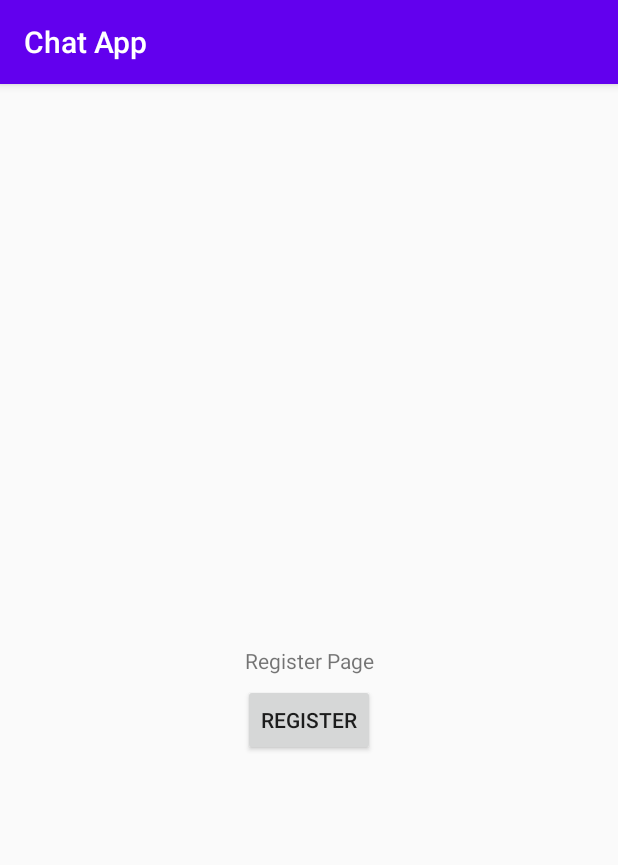
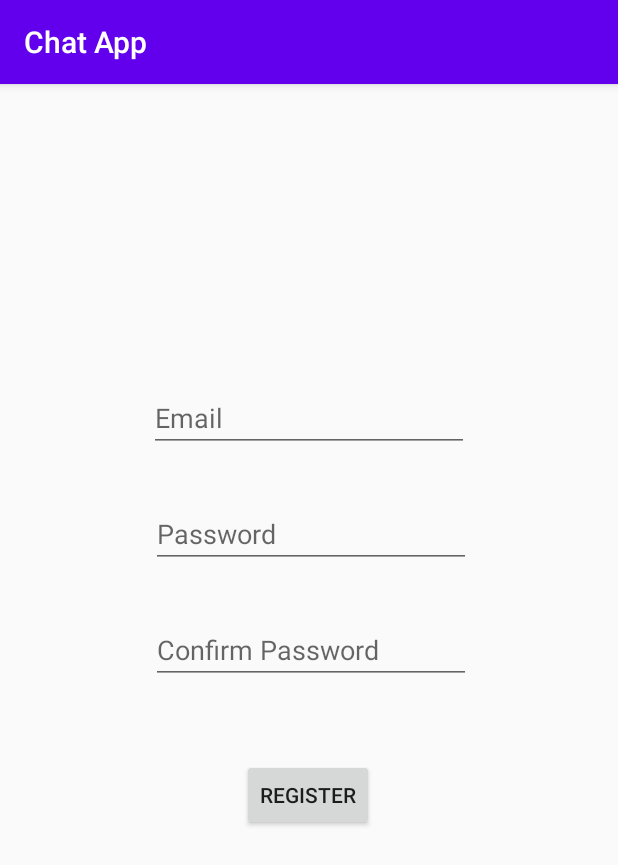
Before and after one commit to ajp54/Team-2-TCSS-450, an Android app: the RegisterFragment screen opened through its navigation route, on a phone screen of 412 x 824 dp. Shown: the top 865 px of the screen. Run offline under Robolectric (Android 15) with nearby library versions, the phone set to English and light mode, and no system bars.

```diff
--- a/app/build.gradle
+++ b/app/build.gradle
@@ -45,5 +45,8 @@ dependencies {
 
     apply plugin: "androidx.navigation.safeargs"
 
+    implementation project(path: ':CombinatorPattern')
+
+
 
 }
--- a/app/src/main/java/edu/uw/tcss450/chatapp/ui/home/register/RegisterFragment.java
+++ b/app/src/main/java/edu/uw/tcss450/chatapp/ui/home/register/RegisterFragment.java
@@ -13,6 +13,7 @@ import android.view.View;
 import android.view.ViewGroup;
 
 import edu.uw.tcss450.chatapp.databinding.FragmentRegisterBinding;
+import edu.uw.tcss450.combinatorpattern.util.PasswordValidator;
 
 
 /**
@@ -21,6 +22,14 @@ import edu.uw.tcss450.chatapp.databinding.FragmentRegisterBinding;
 public class RegisterFragment extends Fragment {
 
     private FragmentRegisterBinding binding;
+
+    private PasswordValidator mEmailValidator = PasswordValidator.checkPwdLength(2)
+            .and(PasswordValidator.checkExcludeWhiteSpace())
+            .and(PasswordValidator.checkPwdSpecialChar("@"));
+
+    // add more maybe later
+    private PasswordValidator mPasswordValidator = PasswordValidator.checkPwdLength(5)
+            .and(PasswordValidator.checkExcludeWhiteSpace());
 
 
     public RegisterFragment() {
@@ -46,8 +55,68 @@ public class RegisterFragment extends Fragment {
 
         // Add the OnClickListener to the register button
 
-        binding.buttonRegisterRegister.setOnClickListener(button -> Navigation.findNavController(getView())
-                .navigate(RegisterFragmentDirections.actionRegisterFragmentToLoginFragment()));
+        binding.buttonRegisterRegister.setOnClickListener(this::attemptRegister);
+
+//        binding.buttonRegisterRegister.setOnClickListener(button -> Navigation.findNavController(getView())
+//                .navigate(RegisterFragmentDirections.actionRegisterFragmentToLoginFragment()));
 
     }
+
+    private void attemptRegister(View view) {
+        mEmailValidator.processResult(
+                mEmailValidator.apply(binding.editEmailRegister.getText().toString().trim()),
+                this::validatePassword,
+                this::handleEmailError);
+    }
+
+
+    private void validatePassword() {
+        mPasswordValidator.processResult(
+                mPasswordValidator.apply(binding.editPassRegister.getText().toString()),
+                this::navigateToLogin,
+                this::handlePasswordError);
+    }
+
+    private void handlePasswordError(PasswordValidator.ValidationResult validationResult) {
+        String message = "Error";
+        switch (validationResult) {
+            case PWD_CLIENT_ERROR:
+                message = "Passwords must match";
+                break;
+            case PWD_INVALID_LENGTH:
+                message = "Password must include more than 5 characters";
+                break;
+            case PWD_INCLUDES_WHITESPACE:
+                message = "Password must not include whitespace";
+                break;
+            default:
+                // might need a case
+                break;
+        }
+        binding.editPassRegister.setError(message);
+    }
+
+    private void handleEmailError(PasswordValidator.ValidationResult validationResult) {
+        String message = "Error";
+        switch (validationResult) {
+            case PWD_INVALID_LENGTH:
+                message = "Email must include more than 2 characters";
+                break;
+            case PWD_INCLUDES_WHITESPACE:
+                message = "Email must not include whitespace";
+                break;
+            case PWD_MISSING_SPECIAL:
+                message = "Email must include '@'";
+                break;
+            default:
+                // might need a case
+                break;
+        }
+        binding.editEmailRegister.setError(message);
+    }
+
+    public void navigateToLogin() {
+        Navigation.findNavController(getView())
+                .navigate(RegisterFragmentDirections.actionRegisterFragmentToLoginFragment());
+    }
 }
--- a/app/src/main/res/layout/fragment_register.xml
+++ b/app/src/main/res/layout/fragment_register.xml
@@ -11,19 +11,53 @@
         android:id="@+id/button_register_register"
         android:layout_width="wrap_content"
         android:layout_height="wrap_content"
-        android:layout_marginTop="400dp"
+        android:layout_marginTop="50dp"
         android:text="Register"
+        app:layout_constraintEnd_toEndOf="parent"
+        app:layout_constraintHorizontal_bias="0.498"
+        app:layout_constraintStart_toStartOf="parent"
+        app:layout_constraintTop_toBottomOf="@+id/editPass2_register" />
+
+    <EditText
+        android:id="@+id/editEmail_register"
+        android:layout_width="wrap_content"
+        android:layout_height="wrap_content"
+        android:layout_marginStart="100dp"
+        android:layout_marginTop="200dp"
+        android:layout_marginEnd="100dp"
+        android:ems="10"
+        android:hint="Email"
+        android:inputType="textPersonName"
         app:layout_constraintEnd_toEndOf="parent"
         app:layout_constraintStart_toStartOf="parent"
         app:layout_constraintTop_toTopOf="parent" />
 
-    <TextView
-        android:id="@+id/textView_register_greeting"
+    <EditText
+        android:id="@+id/editPass_register"
         android:layout_width="wrap_content"
         android:layout_height="wrap_content"
-        android:text="Register Page"
-        app:layout_constraintBottom_toBottomOf="parent"
+        android:layout_marginStart="100dp"
+        android:layout_marginTop="32dp"
+        android:layout_marginEnd="98dp"
+        android:ems="10"
+        android:hint="Password"
+        android:inputType="textPersonName"
         app:layout_constraintEnd_toEndOf="parent"
         app:layout_constraintStart_toStartOf="parent"
-        app:layout_constraintTop_toTopOf="parent" />
+        app:layout_constraintTop_toBottomOf="@+id/editEmail_register" />
+
+    <EditText
+        android:id="@+id/editPass2_register"
+        android:layout_width="wrap_content"
+        android:layout_height="wrap_content"
+        android:layout_marginStart="100dp"
+        android:layout_marginTop="32dp"
+        android:layout_marginEnd="98dp"
+        android:ems="10"
+        android:hint="Confirm Password"
+        android:inputType="textPersonName"
+        app:layout_constraintEnd_toEndOf="parent"
+        app:layout_constraintStart_toStartOf="parent"
+        app:layout_constraintTop_toBottomOf="@+id/editPass_register" />
+
 </androidx.constraintlayout.widget.ConstraintLayout>
--- a/settings.gradle
+++ b/settings.gradle
@@ -1,2 +1,2 @@
 rootProject.name='Chat App'
-include ':app'
+include ':app', ':CombinatorPattern'
```
Also changed, not shown: app/src/main/java/edu/uw/tcss450/chatapp/ui/home/signin/LoginFragment.java (+31 -0 lines), app/src/main/res/layout/fragment_login.xml (+21 -8 lines).
